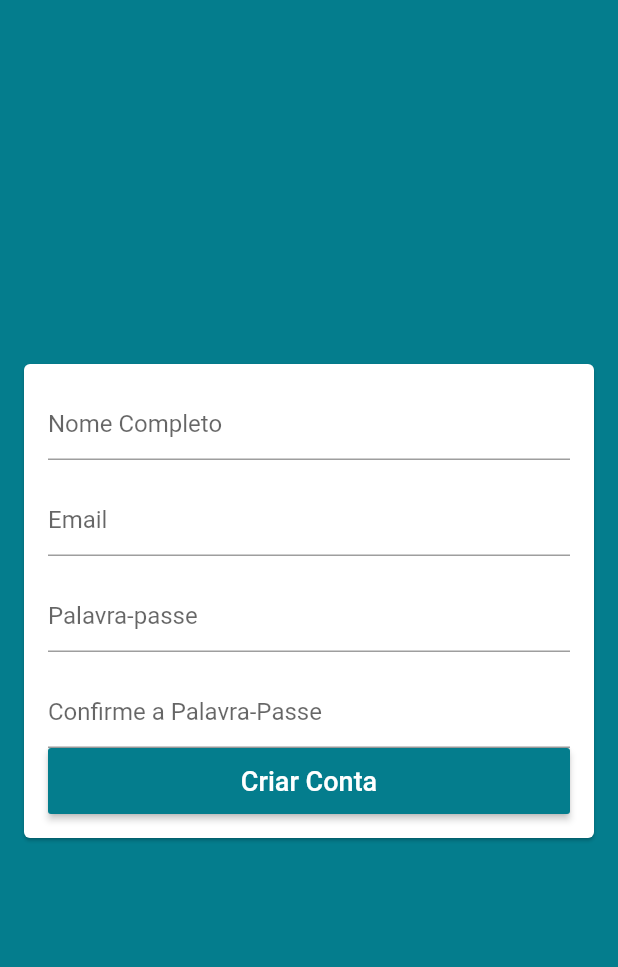
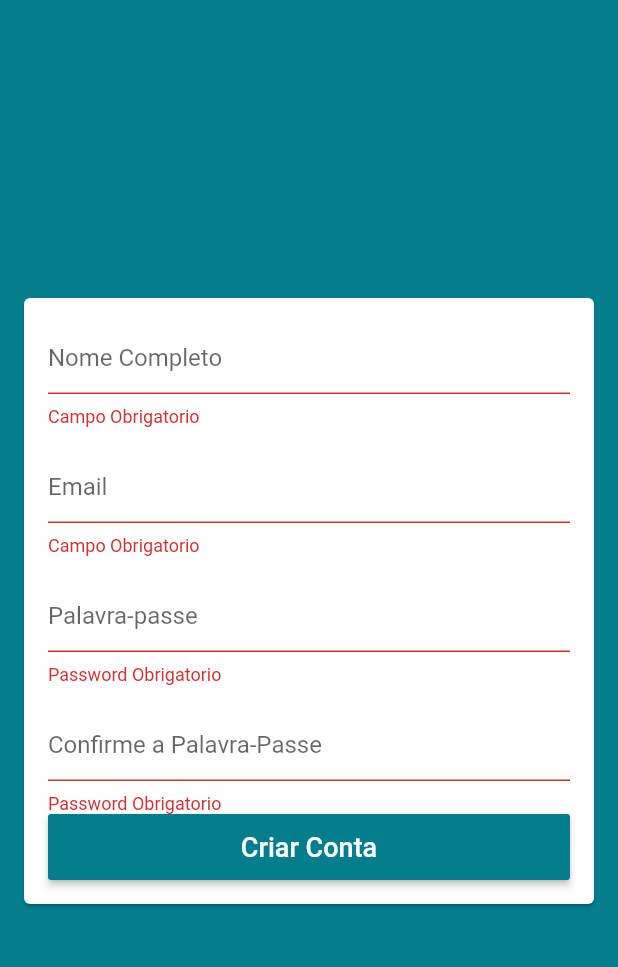
Before and after one commit to devmacuacua/flutter-shop, a Flutter app: the SignUpScreen screen opened by its route, after a tap on "Criar Conta", on a phone screen of 412 x 824 dp, the part 59-1026 px from its top. Run offline on Flutter 3.47's test engine with Material 2 defaults, Android fonts, the phone set to English and light mode, and no system bars; our stand-ins replace cloud_firestore, firebase_auth, firebase_core; accounts and stored records are empty.

Commit message:
VALIDANDO DADOS, PASSWORDS NAO COINCIDEM E SNACKBAR

```diff
--- a/lib/models/user_detail.dart
+++ b/lib/models/user_detail.dart
@@ -1,7 +1,9 @@
 class UserDetail {
 
-   UserDetail({required this.email,required this.password});
+   UserDetail({ required this.email, required this.password,  required this.name, required this.confirmPassword});
 
-   String email;
-   String password;
+    String name;
+    String email;
+    String password;
+    String confirmPassword;
 }
--- a/lib/screens/login/login_screen.dart
+++ b/lib/screens/login/login_screen.dart
@@ -91,7 +91,9 @@
                                  userManager.signIn(
                                      user: UserDetail(
                                          email:emailController.text,
-                                         password:passController.text
+                                         password:passController.text,
+                                         name: '',
+                                         confirmPassword: ''
                                      ),
                                      onFail: (e){
                                        //print(e);
--- a/lib/screens/signup/signup_screen.dart
+++ b/lib/screens/signup/signup_screen.dart
@@ -1,9 +1,18 @@
 import 'package:flutter/material.dart';
+import 'package:store/helpers/validator.dart';
+import 'package:store/models/user_detail.dart';
 
 class SignUpScreen extends StatelessWidget{
+
+  final GlobalKey<FormState> formKey = GlobalKey<FormState>();
+  final GlobalKey<ScaffoldState> scaffoldKey = GlobalKey<ScaffoldState>();
+
+  final UserDetail user =UserDetail(email: '', name: '', password: '', confirmPassword: '');
+
   @override
   Widget build(BuildContext context){
     return Scaffold(
+      key: scaffoldKey,
       appBar: AppBar(
         title: const Text('Criar Conta'),
         centerTitle: true,
@@ -11,27 +20,61 @@
       body: Center(
         child: Card(
           margin: const EdgeInsets.symmetric( horizontal: 16 ),
+          child: Form(
+            key: formKey,
             child: ListView(
               padding: const EdgeInsets.all(16),
               shrinkWrap: true,
               children: <Widget> [
                 TextFormField(
                     decoration: const InputDecoration(hintText: 'Nome Completo'),
+                    validator: (name){
+                      if(name!.isEmpty)
+                        return 'Campo Obrigatorio';
+                      else if (name.trim().split(' ').length <= 1)
+                        return 'Preencha seu Nome Completo';
+                      return null;
+                    },
+                  onSaved: (name)=>user.name=name!,
                 ),
                 const SizedBox(height: 16,),
                 TextFormField(
                   decoration: const InputDecoration(hintText: 'Email'),
                   keyboardType: TextInputType.emailAddress,
+                  validator: (email){
+                    if(email!.isEmpty)
+                      return 'Campo Obrigatorio';
+                    else if (!emailValid(email))
+                      return 'E-Mail Invalid';
+                    return null;
+                  },
+                  onSaved: (email)=> user.email = email!,
                 ),
                 const SizedBox(height: 16,),
                 TextFormField(
                   decoration: const InputDecoration(hintText: 'Palavra-passe'),
                   obscureText: true,
+                  validator: (pass){
+                    if(pass!.isEmpty)
+                      return 'Password Obrigatorio';
+                    else if(pass.length<6)
+                      return 'Senha Muita Curta';
+                    return null;
+                  },
+                  onSaved: (pass)=>user.password=pass!,
                 ),
                 const SizedBox(height: 16,),
                 TextFormField(
                   decoration: const InputDecoration(hintText: 'Confirme a Palavra-Passe'),
                   obscureText: true,
+                  validator: (confirmPassword){
+                    if(confirmPassword!.isEmpty)
+                      return 'Password Obrigatorio';
+                    else if(confirmPassword.length<6)
+                      return 'Senha Muita Curta';
+                    return null;
+                  },
+                  onSaved: (confirmPassword)=>user.confirmPassword=confirmPassword!,
                 ),
 
                 SizedBox(
@@ -41,7 +84,21 @@
                     disabledColor: Theme.of(context).primaryColor.withAlpha(100),
                     textColor: Colors.white,
                     onPressed: (){
+                        if(formKey.currentState!.validate()){
+                            formKey.currentState!.save();
 
+                            if(user.password !=user.confirmPassword){
+                                  scaffoldKey.currentState!.showSnackBar(
+                                    SnackBar(
+                                      content: const Text('Senhas nao Coincidem'),
+                                      backgroundColor: Colors.red ,
+                                    ),
+                                  );
+                              return;
+                            }
+
+                            //
+                        }
                     },
                     child: const Text (
                         'Criar Conta',
@@ -56,6 +113,7 @@
             ),
           ),
         ),
+      ),
     );
   }
 }
```
Lines whose indentation alone changed are shown as unchanged.
